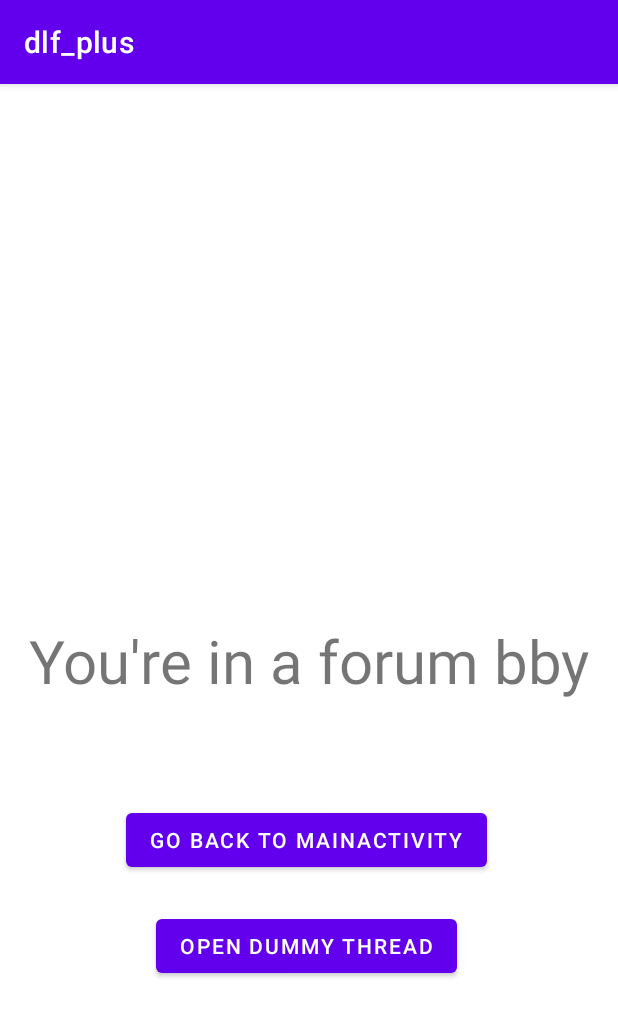
After one commit to Culmenus/dlf_plus, an Android app: the ForumActivity screen opened directly, with no data from a screen before it, on a phone screen of 412 x 824 dp. The commit adds this screen. Shown: the top 1017 px of the screen. Run offline under Robolectric (Android 15) with nearby library versions, the phone set to English and light mode, and no system bars.

Commit message:
activity traversal init ForumActivity, ThreadActivity og samsvarandi xml med dummy tökkum sem card koma í staðinn fyrir

```diff
--- /dev/null
+++ b/app/src/main/java/com/hbv2/dlf_plus/ForumActivity.kt
@@ -0,0 +1,24 @@
+package com.hbv2.dlf_plus
+
+import android.content.Intent
+import android.os.Bundle
+import android.widget.Button
+import androidx.appcompat.app.AppCompatActivity
+
+class ForumActivity : AppCompatActivity() {
+    override fun onCreate(savedInstanceState: Bundle?) {
+        super.onCreate(savedInstanceState)
+        setContentView(R.layout.activity_forum)
+        val dummyBackButton: Button = findViewById(R.id.btnOpenMain)
+        dummyBackButton.setOnClickListener {
+            val i = Intent(this@ForumActivity, MainActivity::class.java)
+            startActivity(i)
+        }
+
+        val dummyThreadButton : Button = findViewById(R.id.dummybtnOpenThread);
+        dummyThreadButton.setOnClickListener {
+            val intent = Intent(this@ForumActivity, ThreadActivity::class.java)
+            startActivity(intent)
+        }
+    }
+}
--- /dev/null
+++ b/app/src/main/res/layout/activity_forum.xml
@@ -0,0 +1,54 @@
+<?xml version="1.0" encoding="utf-8"?>
+<androidx.constraintlayout.widget.ConstraintLayout xmlns:android="http://schemas.android.com/apk/res/android"
+    xmlns:app="http://schemas.android.com/apk/res-auto"
+    xmlns:tools="http://schemas.android.com/tools"
+    android:layout_width="match_parent"
+    android:layout_height="match_parent"
+    tools:context=".ForumActivity">
+
+    <TextView
+        android:layout_width="wrap_content"
+        android:layout_height="wrap_content"
+        android:text="You're in a forum bby"
+        android:textSize="40sp"
+        app:layout_constraintBottom_toBottomOf="parent"
+        app:layout_constraintLeft_toLeftOf="parent"
+        app:layout_constraintRight_toRightOf="parent"
+        app:layout_constraintTop_toTopOf="parent" />
+
+    <Button
+        android:id="@+id/btnOpenMain"
+        android:layout_width="wrap_content"
+        android:layout_height="wrap_content"
+        android:layout_centerInParent="true"
+        android:layout_marginStart="84dp"
+        android:layout_marginTop="443dp"
+        android:layout_marginEnd="85dp"
+        android:layout_marginBottom="240dp"
+        android:text="Go back to MainActivity"
+        app:layout_constraintBottom_toBottomOf="parent"
+        app:layout_constraintEnd_toEndOf="parent"
+        app:layout_constraintHorizontal_bias="0.0"
+        app:layout_constraintStart_toStartOf="parent"
+        app:layout_constraintTop_toTopOf="parent"
+        app:layout_constraintVertical_bias="1.0" />
+
+    <Button
+        android:id="@+id/dummybtnOpenThread"
+        android:layout_width="wrap_content"
+        android:layout_height="wrap_content"
+        android:layout_centerInParent="true"
+        android:layout_marginStart="104dp"
+        android:layout_marginTop="514dp"
+        android:layout_marginEnd="105dp"
+        android:layout_marginBottom="169dp"
+        android:text="Open dummy thread"
+        app:layout_constraintBottom_toBottomOf="parent"
+        app:layout_constraintEnd_toEndOf="parent"
+        app:layout_constraintHorizontal_bias="0.0"
+        app:layout_constraintStart_toStartOf="parent"
+        app:layout_constraintTop_toTopOf="parent"
+        app:layout_constraintVertical_bias="1.0" />
+
+
+</androidx.constraintlayout.widget.ConstraintLayout>
--- a/app/src/main/res/values/strings.xml
+++ b/app/src/main/res/values/strings.xml
@@ -2,4 +2,5 @@
     <string name="app_name">dlf_plus</string>
     <string name="open">Open</string>
     <string name="close">Close</string>
+    <string name="dummy_goto_forum">Go to forum</string>
 </resources>
```
Also changed, not shown: app/src/main/AndroidManifest.xml (+9 -0 lines), app/src/main/java/com/hbv2/dlf_plus/MainActivity.kt (+12 -0 lines), app/src/main/java/com/hbv2/dlf_plus/ThreadActivity.kt (added, +18 -0 lines), app/src/main/res/layout/activity_main.xml (+7 -0 lines), app/src/main/res/layout/activity_thread.xml (added, +35 -0 lines).
